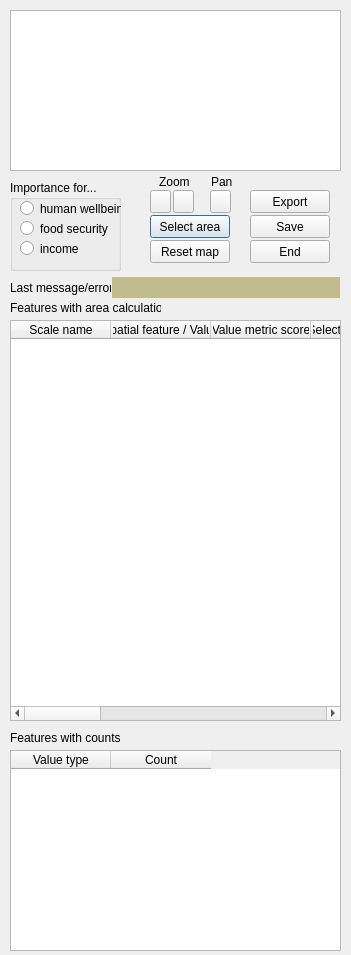
Above: marine_values_dialog_base.ui from csiro-chris-m/marine_values before the change. Below: the same form after it.
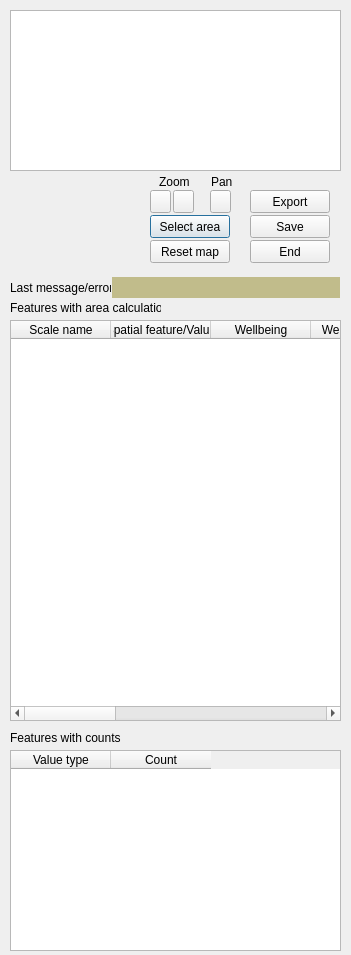
That is the form after the change.

Commit message: Area calcs done

Diff of the .ui file:
```diff
--- a/marine_values_dialog_base.ui
+++ b/marine_values_dialog_base.ui
@@ -149,58 +149,6 @@
     <string>Select area</string>
    </property>
   </widget>
-  <widget class="QGroupBox" name="groupBox">
-   <property name="geometry">
-    <rect>
-     <x>10</x>
-     <y>180</y>
-     <width>111</width>
-     <height>91</height>
-    </rect>
-   </property>
-   <property name="title">
-    <string>Importance for...</string>
-   </property>
-   <widget class="QRadioButton" name="radioButtonWellbeing">
-    <property name="geometry">
-     <rect>
-      <x>10</x>
-      <y>20</y>
-      <width>101</width>
-      <height>17</height>
-     </rect>
-    </property>
-    <property name="text">
-     <string>human wellbeing</string>
-    </property>
-   </widget>
-   <widget class="QRadioButton" name="radioButtonSecurity">
-    <property name="geometry">
-     <rect>
-      <x>10</x>
-      <y>40</y>
-      <width>101</width>
-      <height>17</height>
-     </rect>
-    </property>
-    <property name="text">
-     <string>food security</string>
-    </property>
-   </widget>
-   <widget class="QRadioButton" name="radioButtonIncome">
-    <property name="geometry">
-     <rect>
-      <x>10</x>
-      <y>60</y>
-      <width>101</width>
-      <height>17</height>
-     </rect>
-    </property>
-    <property name="text">
-     <string>income</string>
-    </property>
-   </widget>
-  </widget>
   <widget class="QTableWidget" name="tableWidgetDetail">
    <property name="geometry">
     <rect>
@@ -216,8 +164,14 @@
      <verstretch>0</verstretch>
     </sizepolicy>
    </property>
+   <property name="minimumSize">
+    <size>
+     <width>331</width>
+     <height>0</height>
+    </size>
+   </property>
    <property name="columnCount">
-    <number>12</number>
+    <number>10</number>
    </property>
    <attribute name="horizontalHeaderDefaultSectionSize">
     <number>100</number>
@@ -235,31 +189,49 @@
    </column>
    <column>
     <property name="text">
-     <string>Spatial feature / Value</string>
+     <string>Spatial feature/Value</string>
     </property>
    </column>
    <column>
     <property name="text">
-     <string>Value metric score</string>
+     <string>Wellbeing</string>
     </property>
    </column>
    <column>
     <property name="text">
-     <string>Selected km2 / Calc</string>
+     <string>Wellbeing km2</string>
     </property>
    </column>
    <column>
     <property name="text">
-     <string>Area km2</string>
+     <string>Income</string>
     </property>
    </column>
-   <column/>
-   <column/>
-   <column/>
-   <column/>
-   <column/>
-   <column/>
-   <column/>
+   <column>
+    <property name="text">
+     <string>Income km2</string>
+    </property>
+   </column>
+   <column>
+    <property name="text">
+     <string>Food sec.</string>
+    </property>
+   </column>
+   <column>
+    <property name="text">
+     <string>Food sec. km2</string>
+    </property>
+   </column>
+   <column>
+    <property name="text">
+     <string>Area sel. km2</string>
+    </property>
+   </column>
+   <column>
+    <property name="text">
+     <string>Area total km2</string>
+    </property>
+   </column>
   </widget>
   <widget class="QPushButton" name="pushButtonPan">
    <property name="geometry">
```
The commit also changes 3 other files.
